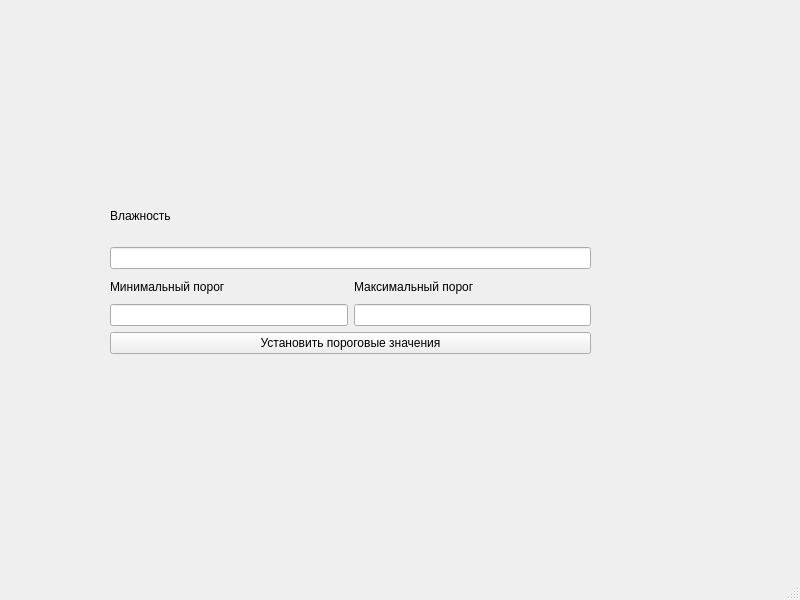
Before: the Qt Designer form mainwindow.ui in FlameTigerFlash/Coursework_2, drawn with Qt 5.
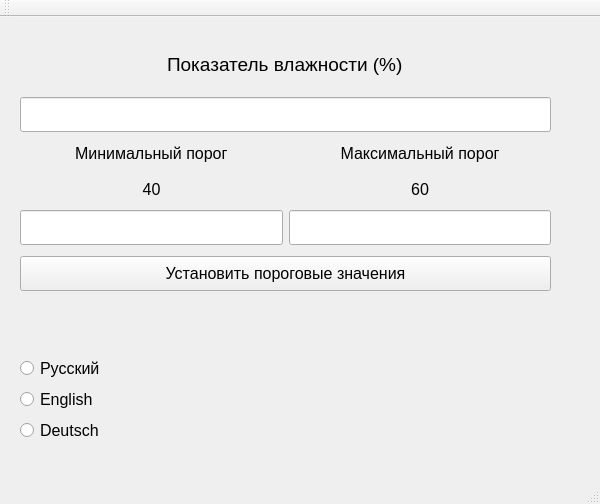
After: the same form once the commit is applied.

What changed in the file:
```diff
--- a/mainwindow.ui
+++ b/mainwindow.ui
@@ -6,68 +6,231 @@
    <rect>
     <x>0</x>
     <y>0</y>
-    <width>800</width>
-    <height>600</height>
+    <width>600</width>
+    <height>504</height>
    </rect>
   </property>
+  <property name="font">
+   <font>
+    <pointsize>12</pointsize>
+   </font>
+  </property>
   <property name="windowTitle">
    <string>MainWindow</string>
   </property>
   <widget class="QWidget" name="centralwidget">
+   <property name="minimumSize">
+    <size>
+     <width>600</width>
+     <height>450</height>
+    </size>
+   </property>
    <widget class="QWidget" name="verticalLayoutWidget">
     <property name="geometry">
      <rect>
-      <x>110</x>
-      <y>190</y>
-      <width>481</width>
-      <height>221</height>
+      <x>20</x>
+      <y>20</y>
+      <width>531</width>
+      <height>406</height>
      </rect>
     </property>
-    <layout class="QVBoxLayout" name="verticalLayout">
-     <item>
+    <layout class="QVBoxLayout" name="verticalLayout" stretch="0,0,0,0,0,0,0">
+     <property name="sizeConstraint">
+      <enum>QLayout::SetMinAndMaxSize</enum>
+     </property>
+     <property name="leftMargin">
+      <number>0</number>
+     </property>
+     <item alignment="Qt::AlignHCenter">
       <widget class="QLabel" name="label_3">
+       <property name="minimumSize">
+        <size>
+         <width>0</width>
+         <height>35</height>
+        </size>
+       </property>
+       <property name="font">
+        <font>
+         <pointsize>14</pointsize>
+         <weight>50</weight>
+         <bold>false</bold>
+        </font>
+       </property>
        <property name="text">
-        <string>Влажность</string>
+        <string>Показатель влажности (%)</string>
        </property>
       </widget>
      </item>
      <item>
-      <widget class="QLineEdit" name="lineEdit"/>
+      <widget class="QLineEdit" name="lineEdit">
+       <property name="minimumSize">
+        <size>
+         <width>0</width>
+         <height>35</height>
+        </size>
+       </property>
+       <property name="font">
+        <font>
+         <pointsize>14</pointsize>
+         <weight>75</weight>
+         <bold>true</bold>
+        </font>
+       </property>
+       <property name="alignment">
+        <set>Qt::AlignCenter</set>
+       </property>
+       <property name="readOnly">
+        <bool>true</bool>
+       </property>
+      </widget>
      </item>
      <item>
       <layout class="QHBoxLayout" name="horizontalLayout_2">
        <item>
         <layout class="QVBoxLayout" name="verticalLayout_2">
-         <item>
+         <property name="sizeConstraint">
+          <enum>QLayout::SetMinimumSize</enum>
+         </property>
+         <item alignment="Qt::AlignHCenter">
           <widget class="QLabel" name="label">
+           <property name="minimumSize">
+            <size>
+             <width>0</width>
+             <height>30</height>
+            </size>
+           </property>
+           <property name="font">
+            <font>
+             <pointsize>12</pointsize>
+            </font>
+           </property>
            <property name="text">
             <string>Минимальный порог</string>
            </property>
           </widget>
          </item>
          <item>
-          <widget class="QLineEdit" name="lineEdit_2"/>
+          <widget class="QLabel" name="label_5">
+           <property name="minimumSize">
+            <size>
+             <width>0</width>
+             <height>30</height>
+            </size>
+           </property>
+           <property name="font">
+            <font>
+             <italic>false</italic>
+             <underline>false</underline>
+            </font>
+           </property>
+           <property name="text">
+            <string>40</string>
+           </property>
+           <property name="alignment">
+            <set>Qt::AlignCenter</set>
+           </property>
+          </widget>
+         </item>
+         <item>
+          <widget class="QLineEdit" name="lineEdit_2">
+           <property name="minimumSize">
+            <size>
+             <width>0</width>
+             <height>35</height>
+            </size>
+           </property>
+          </widget>
          </item>
         </layout>
        </item>
        <item>
         <layout class="QVBoxLayout" name="verticalLayout_3">
+         <property name="sizeConstraint">
+          <enum>QLayout::SetMinimumSize</enum>
+         </property>
          <item>
           <widget class="QLabel" name="label_2">
+           <property name="minimumSize">
+            <size>
+             <width>0</width>
+             <height>30</height>
+            </size>
+           </property>
            <property name="text">
             <string>Максимальный порог</string>
            </property>
+           <property name="alignment">
+            <set>Qt::AlignCenter</set>
+           </property>
           </widget>
          </item>
          <item>
-          <widget class="QLineEdit" name="lineEdit_3"/>
+          <widget class="QLabel" name="label_6">
+           <property name="minimumSize">
+            <size>
+             <width>0</width>
+             <height>30</height>
+            </size>
+           </property>
+           <property name="font">
+            <font>
+             <italic>false</italic>
+            </font>
+           </property>
+           <property name="text">
+            <string>60</string>
+           </property>
+           <property name="alignment">
+            <set>Qt::AlignCenter</set>
+           </property>
+          </widget>
+         </item>
+         <item>
+          <widget class="QLineEdit" name="lineEdit_3">
+           <property name="minimumSize">
+            <size>
+             <width>0</width>
+             <height>35</height>
+            </size>
+           </property>
+          </widget>
          </item>
         </layout>
        </item>
       </layout>
      </item>
+     <item>
+      <spacer name="verticalSpacer">
+       <property name="orientation">
+        <enum>Qt::Vertical</enum>
+       </property>
+       <property name="sizeType">
+        <enum>QSizePolicy::Minimum</enum>
+       </property>
+       <property name="sizeHint" stdset="0">
+        <size>
+         <width>20</width>
+         <height>5</height>
+        </size>
+       </property>
+      </spacer>
+     </item>
      <item>
       <widget class="QPushButton" name="pushButton">
+       <property name="enabled">
+        <bool>true</bool>
+       </property>
+       <property name="minimumSize">
+        <size>
+         <width>0</width>
+         <height>35</height>
+        </size>
+       </property>
+       <property name="font">
+        <font>
+         <pointsize>12</pointsize>
+        </font>
+       </property>
        <property name="text">
         <string>Установить пороговые значения</string>
        </property>
@@ -75,11 +238,66 @@
      </item>
      <item>
       <widget class="QLabel" name="label_4">
+       <property name="minimumSize">
+        <size>
+         <width>0</width>
+         <height>35</height>
+        </size>
+       </property>
        <property name="text">
         <string/>
        </property>
+       <property name="alignment">
+        <set>Qt::AlignCenter</set>
+       </property>
       </widget>
      </item>
+     <item>
+      <layout class="QVBoxLayout" name="verticalLayout_4">
+       <property name="sizeConstraint">
+        <enum>QLayout::SetMinAndMaxSize</enum>
+       </property>
+       <item>
+        <widget class="QRadioButton" name="radioButton">
+         <property name="minimumSize">
+          <size>
+           <width>0</width>
+           <height>20</height>
+          </size>
+         </property>
+         <property name="text">
+          <string>Русский</string>
+         </property>
+        </widget>
+       </item>
+       <item>
+        <widget class="QRadioButton" name="radioButton_2">
+         <property name="minimumSize">
+          <size>
+           <width>0</width>
+           <height>20</height>
+          </size>
+         </property>
+         <property name="text">
+          <string>English</string>
+         </property>
+        </widget>
+       </item>
+       <item>
+        <widget class="QRadioButton" name="radioButton_3">
+         <property name="minimumSize">
+          <size>
+           <width>0</width>
+           <height>20</height>
+          </size>
+         </property>
+         <property name="text">
+          <string>Deutsch</string>
+         </property>
+        </widget>
+       </item>
+      </layout>
+     </item>
     </layout>
    </widget>
   </widget>
@@ -94,6 +312,17 @@
    </property>
   </widget>
   <widget class="QStatusBar" name="statusbar"/>
+  <widget class="QToolBar" name="toolBar">
+   <property name="windowTitle">
+    <string>toolBar</string>
+   </property>
+   <attribute name="toolBarArea">
+    <enum>TopToolBarArea</enum>
+   </attribute>
+   <attribute name="toolBarBreak">
+    <bool>false</bool>
+   </attribute>
+  </widget>
  </widget>
  <resources/>
  <connections/>
```
Left out of the diff: 2 changed lines with no effect on the pictures.
